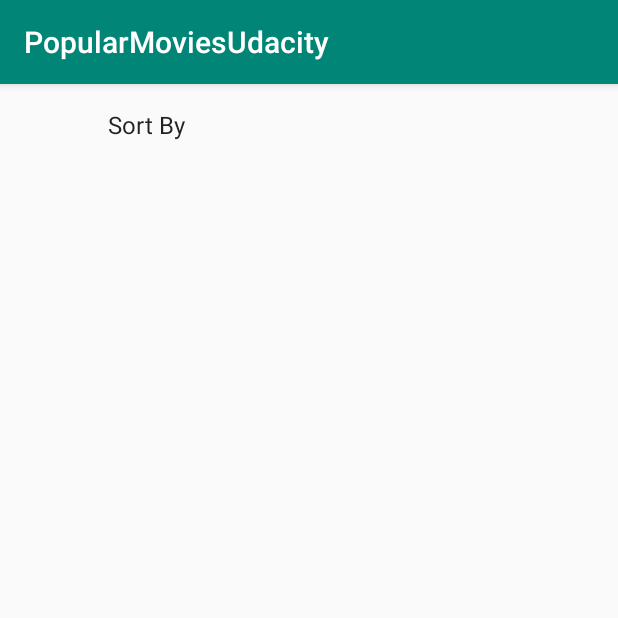
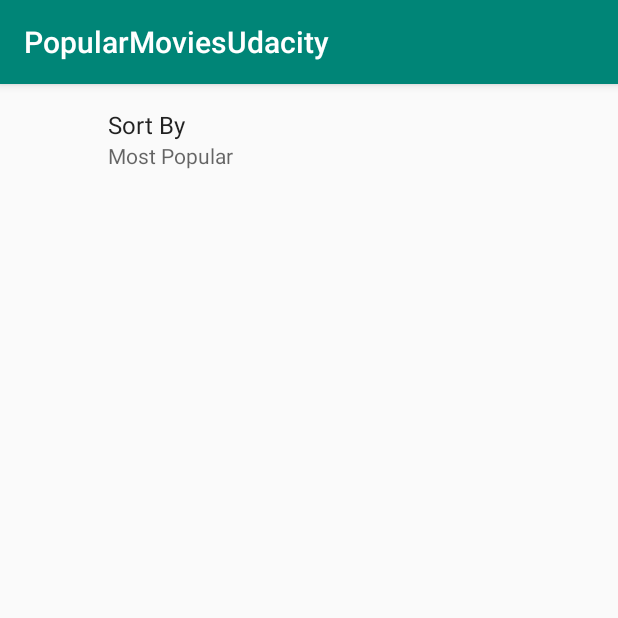
Before and after one commit to jtoguntoye/PopularMovies, an Android app: the SettingsActivity screen opened directly, with no data from a screen before it, on a phone screen of 412 x 824 dp, the top half of it. Run offline under Robolectric (Android 15) with nearby library versions, the phone set to English and light mode, and no system bars; our stand-ins replace androidx.preference.

```diff
--- a/app/src/main/java/com/e/popularmoviesudacity/MainActivity.java
+++ b/app/src/main/java/com/e/popularmoviesudacity/MainActivity.java
@@ -13,6 +13,7 @@ import androidx.preference.PreferenceManager;
 import androidx.recyclerview.widget.GridLayoutManager;
 import androidx.recyclerview.widget.RecyclerView;
 
+import android.util.Log;
 import android.view.Menu;
 import android.view.MenuItem;
 import android.widget.Switch;
@@ -62,6 +63,7 @@ public class MainActivity extends AppCompatActivity implements moviesAdapter.mov
                 mainActivityViewModel.getPopularMoviesLiveData().observe(this, movieList -> {
                     moviesAdapter.setAdapterMovieList(movieList);
                     mMovieList= movieList;
+                    Log.d("MAIN POPULAR", String.valueOf((movieList.size())));
                 });
                 break;
 
@@ -70,6 +72,7 @@ public class MainActivity extends AppCompatActivity implements moviesAdapter.mov
                 mainActivityViewModel.getTopRatedList().observe(this, movieList -> {
                     moviesAdapter.setAdapterMovieList(movieList);
                     mMovieList=movieList;
+                    Log.d("MAIN RATED", String.valueOf(movieList.size()));
                 });
                 break;
         }
--- a/app/src/main/java/com/e/popularmoviesudacity/SettingsActivity.java
+++ b/app/src/main/java/com/e/popularmoviesudacity/SettingsActivity.java
@@ -1,13 +1,17 @@
 package com.e.popularmoviesudacity;
 
 import androidx.appcompat.app.AppCompatActivity;
+import androidx.preference.PreferenceFragmentCompat;
+import androidx.preference.PreferenceManager;
+import androidx.preference.PreferenceScreen;
 
+import android.content.SharedPreferences;
 import android.os.Bundle;
 
 public class SettingsActivity extends AppCompatActivity {
 
     public static final String
-            KEY_PREF_SORT_ORDER= "sort_order";
+            KEY_PREF_SORT_ORDER= "sort order";
 
     @Override
     protected void onCreate(Bundle savedInstanceState) {
@@ -16,5 +20,11 @@ public class SettingsActivity extends AppCompatActivity {
         getSupportFragmentManager().beginTransaction()
                 .replace(android.R.id.content, new SettingsFragment())
                 .commit();
+
+
+
+
+
+
     }
 }
--- a/app/src/main/java/com/e/popularmoviesudacity/SettingsFragment.java
+++ b/app/src/main/java/com/e/popularmoviesudacity/SettingsFragment.java
@@ -1,10 +1,16 @@
 package com.e.popularmoviesudacity;
 
 
+import android.content.SharedPreferences;
 import android.os.Bundle;
 
 import androidx.fragment.app.Fragment;
+import androidx.preference.CheckBoxPreference;
+import androidx.preference.ListPreference;
+import androidx.preference.Preference;
 import androidx.preference.PreferenceFragmentCompat;
+import androidx.preference.PreferenceManager;
+import androidx.preference.PreferenceScreen;
 
 import android.view.LayoutInflater;
 import android.view.View;
@@ -21,6 +27,36 @@ public class SettingsFragment extends PreferenceFragmentCompat   {
     public void onCreatePreferences(Bundle savedInstanceState, String rootKey) {
         setPreferencesFromResource(R.xml.preferences, rootKey);
 
+
+        //logic to set a summary for the sort order preference selected
+        SharedPreferences sharedPreferences =getPreferenceScreen().getSharedPreferences();
+        PreferenceScreen prefScreen = getPreferenceScreen();
+
+        int count = prefScreen.getPreferenceCount();
+
+        for (int i = 0; i < count; i++) {
+            Preference p = prefScreen.getPreference(i);
+            if (!(p instanceof CheckBoxPreference)) {
+
+            String value = sharedPreferences.getString(p.getKey(), getString(R.string.most_popular));
+
+                // helper method to set the summary of the list preference
+                setPreferenceSummary(p, value);
+            }
+        }
+
+    }
+
+    private void setPreferenceSummary(Preference p, String value) {
+
+
+        ListPreference listPreference = (ListPreference) p;
+        int prefIndex = listPreference.findIndexOfValue(value);
+        if (prefIndex >= 0) {
+            // Set the summary to that label
+            listPreference.setSummary(listPreference.getEntries()[prefIndex]);
+        }
+
     }
 
 }
--- a/app/src/main/res/xml/preferences.xml
+++ b/app/src/main/res/xml/preferences.xml
@@ -1,5 +1,5 @@
 <?xml version="1.0" encoding="utf-8"?>
-<Preference
+<androidx.preference.PreferenceScreen
     xmlns:android="http://schemas.android.com/apk/res/android">
     <ListPreference
         android:title="@string/sort_by"
@@ -10,4 +10,4 @@
 
 
 
-</Preference>
+</androidx.preference.PreferenceScreen>
```
